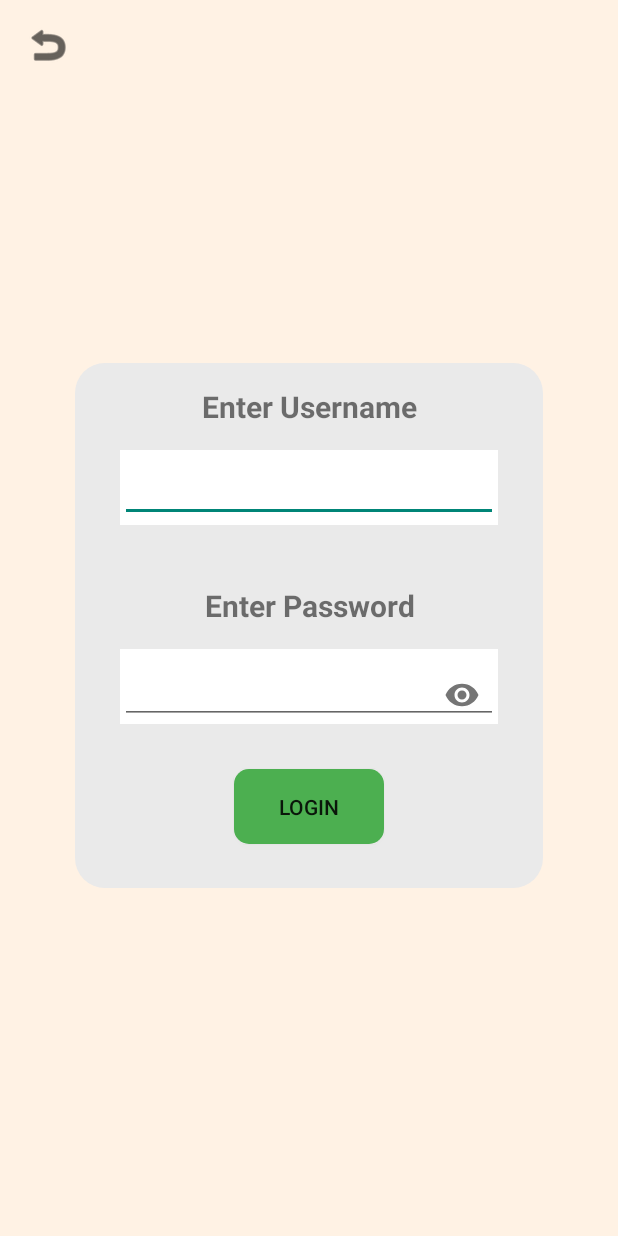
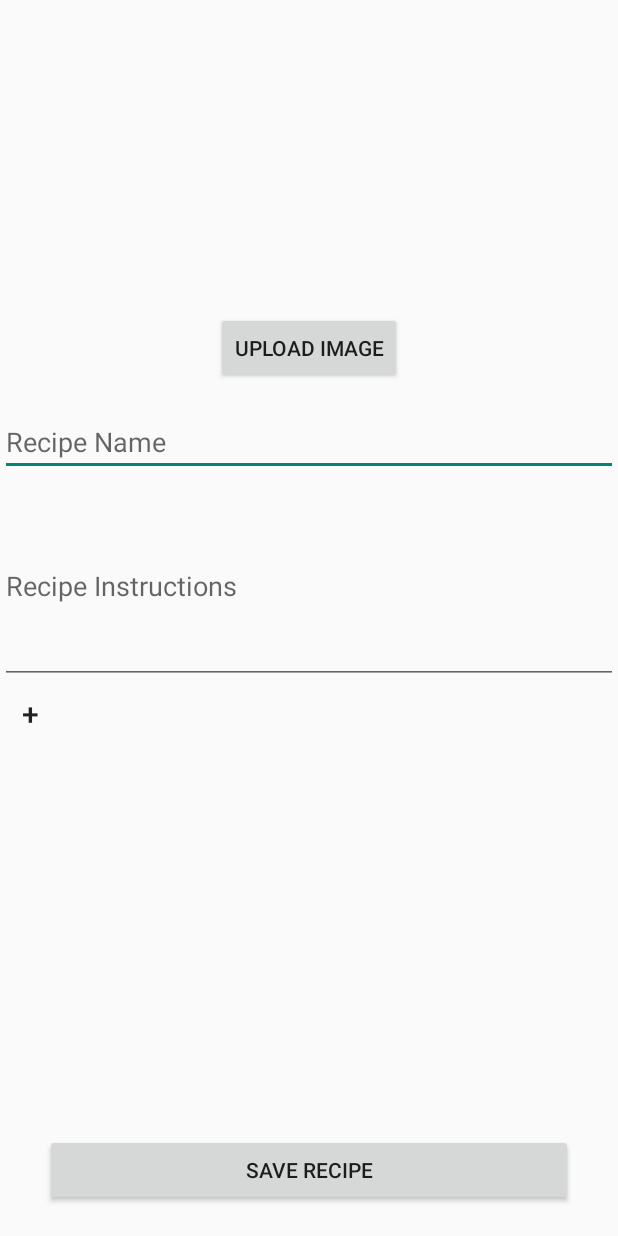
Before and after one commit to SeanCaoile/MobDeve, an Android app: the screen it shows after launch (LoginActivity before the commit, AddRecipeActivity after it), on a phone screen of 412 x 824 dp. Run offline under Robolectric (Android 15) with nearby library versions, the phone set to English and light mode, and no system bars; our stand-ins replace Firebase (no records; nobody signed in at launch, a user with empty details on screens opened directly); 1 statement that could not run was skipped.

Commit message:
adding recipes
image not done yet

```diff
--- /dev/null
+++ b/app/src/main/java/com/mobdeve/s13/caoile/sean/mc0/AddRecipeActivity.kt
@@ -0,0 +1,118 @@
+package com.mobdeve.s13.caoile.sean.mc0
+
+import android.os.Bundle
+import android.util.Log
+import android.view.LayoutInflater
+import android.widget.Button
+import android.widget.EditText
+import android.widget.ImageView
+import android.widget.LinearLayout
+import androidx.appcompat.app.AppCompatActivity
+import com.google.firebase.firestore.FirebaseFirestore
+
+class AddRecipeActivity : AppCompatActivity() {
+
+    private lateinit var imgRecipe: ImageView
+    private lateinit var btnUploadImage: Button
+    private lateinit var etRecipeName: EditText
+    private lateinit var etInstructions: EditText
+    private lateinit var llIngredients: LinearLayout
+    private lateinit var btnAddIngredient: Button
+    private lateinit var btnSaveRecipe: Button
+
+    private lateinit var ingredientsList: ArrayList<IngredientModel>
+    private val database = FirebaseFirestore.getInstance()
+    private val recipesRef = database.collection("recipes")
+
+    override fun onCreate(savedInstanceState: Bundle?) {
+        super.onCreate(savedInstanceState)
+        setContentView(R.layout.activity_add_recipe)
+
+        val username = intent.getStringExtra("USERNAME_KEY").toString()
+
+        // Find views
+        imgRecipe = findViewById(R.id.imgRecipe)
+        btnUploadImage = findViewById(R.id.btnUploadImage)
+        etRecipeName = findViewById(R.id.etRecipeName)
+        etInstructions = findViewById(R.id.etInstructions)
+        btnAddIngredient = findViewById(R.id.btnAddIngredient)
+        btnSaveRecipe = findViewById(R.id.btnSaveRecipe)
+        llIngredients = findViewById(R.id.llIngredientsContainer)
+
+
+        // Set click listener for btnSaveRecipe
+        btnSaveRecipe.setOnClickListener {
+            saveRecipeToFirebase(username)
+        }
+
+        // Set click listener for btnAddIngredient
+        btnAddIngredient.setOnClickListener {
+            Log.d("HELLO", "HELLO")
+            addRowDynamically()
+        }
+    }
+
+    private fun saveRecipeToFirebase(username: String) {
+        // Get values from UI elements
+        val recipeName = etRecipeName.text.toString()
+        val instructions = etInstructions.text.toString()
+        val ingredientsList = getIngredientsFromLayout()
+        val imageURL = "https://firebasestorage.googleapis.com/v0/b/mobdeve-s13--seancaoile.appspot.com/o/scrambledegg.png?alt=media&token=9280b7f7-eb0d-4570-93de-e51184cbcd12&_gl=1*8i2jt8*_ga*NTUxNzEzNDI5LjE2OTgwNjIzMzY.*_ga_CW55HF8NVT*MTY5OTMzOTYwNC4xNi4xLjE2OTkzNDE5OTAuNDIuMC4w"
+        // Create a Recipe object
+
+        val recipeDB = hashMapOf(
+            "creator" to username,
+            "imageURI" to imageURL,
+            "ingredients" to ingredientsList,
+            "instructions" to instructions,
+            "name" to recipeName
+        )
+        Log.d("Name", recipeName)
+        Log.d("Instruc", instructions)
+
+        recipesRef.add(recipeDB)
+            .addOnSuccessListener { documentReference ->
+                Log.d("AddRecipeActivity", "Recipe added with ID: ${documentReference.id}")
+                // Finish the activity or navigate to another screen
+                finish()
+            }
+            .addOnFailureListener { e ->
+                Log.e("AddRecipeActivity", "Error adding recipe", e)
+                // Handle the error, if necessary
+            }
+    }
+
+    private fun getIngredientsFromLayout(): ArrayList<IngredientModel> {
+        val ingredients = ArrayList<IngredientModel>()
+
+        // Iterate through each child of llIngredients
+        for (i in 0 until llIngredients.childCount) {
+            val rowView = llIngredients.getChildAt(i)
+            val etIngredientName = rowView.findViewById<EditText>(R.id.ingredientName)
+            val etQuantity = rowView.findViewById<EditText>(R.id.quantity)
+            val etMeasurement = rowView.findViewById<EditText>(R.id.measurement)
+
+            val ingredient = IngredientModel(
+                etIngredientName.text.toString(),
+                etQuantity.text.toString().toFloat(),
+                etMeasurement.text.toString()
+            )
+
+            ingredients.add(ingredient)
+        }
+
+        return ingredients
+    }
+    private fun addRowDynamically() {
+        val inflater = LayoutInflater.from(this)
+        val rowView = inflater.inflate(R.layout.add_ingredient_item, null)
+
+        val btnConfirm = rowView.findViewById<Button>(R.id.btnConfirm)
+        btnConfirm.setOnClickListener {
+            // Handle confirmation logic for the dynamically added row
+        }
+
+        llIngredients.addView(rowView)
+    }
+
+}
--- a/app/src/main/java/com/mobdeve/s13/caoile/sean/mc0/IngredientModel.kt
+++ b/app/src/main/java/com/mobdeve/s13/caoile/sean/mc0/IngredientModel.kt
@@ -2,7 +2,7 @@ package com.mobdeve.s13.caoile.sean.mc0;
 
 import java.io.Serializable
 
-class IngredientModel(name: String, quantity: Float, quantityType: String) : Serializable {
+class IngredientModel(name: String, quantity: Float?, quantityType: String) : Serializable {
     var ingredient = name
         private set
     var quantity = quantity
--- /dev/null
+++ b/app/src/main/res/layout/activity_add_recipe.xml
@@ -0,0 +1,82 @@
+<?xml version="1.0" encoding="utf-8"?>
+<androidx.constraintlayout.widget.ConstraintLayout
+    xmlns:android="http://schemas.android.com/apk/res/android"
+    xmlns:app="http://schemas.android.com/apk/res-auto"
+    android:layout_width="match_parent"
+    android:layout_height="match_parent">
+
+    <ImageView
+        android:id="@+id/imgRecipe"
+        android:layout_width="0dp"
+        android:layout_height="200dp"
+        android:scaleType="centerCrop"
+        app:layout_constraintTop_toTopOf="parent"
+        app:layout_constraintStart_toStartOf="parent"
+        app:layout_constraintEnd_toEndOf="parent"/>
+
+    <Button
+        android:id="@+id/btnUploadImage"
+        android:layout_width="wrap_content"
+        android:layout_height="wrap_content"
+        app:layout_constraintTop_toBottomOf="@id/imgRecipe"
+        app:layout_constraintStart_toStartOf="parent"
+        app:layout_constraintEnd_toEndOf="parent"
+        android:layout_marginTop="8dp"
+        android:text="Upload Image"/>
+
+    <EditText
+        android:id="@+id/etRecipeName"
+        android:layout_width="0dp"
+        android:layout_height="wrap_content"
+        app:layout_constraintTop_toBottomOf="@id/btnUploadImage"
+        app:layout_constraintStart_toStartOf="parent"
+        app:layout_constraintEnd_toEndOf="parent"
+        android:layout_marginTop="16dp"
+        android:hint="Recipe Name"/>
+
+    <EditText
+        android:id="@+id/etInstructions"
+        android:layout_width="0dp"
+        android:layout_height="wrap_content"
+        app:layout_constraintTop_toBottomOf="@id/etRecipeName"
+        app:layout_constraintStart_toStartOf="parent"
+        app:layout_constraintEnd_toEndOf="parent"
+        android:layout_marginTop="8dp"
+        android:hint="Recipe Instructions"
+        android:lines="5"
+        android:maxLines="10"
+        android:inputType="textMultiLine"/>
+
+    <Button
+        android:id="@+id/btnAddIngredient"
+        android:layout_width="40dp"
+        android:layout_height="40dp"
+        app:layout_constraintTop_toBottomOf="@id/etInstructions"
+        app:layout_constraintStart_toStartOf="parent"
+        android:layout_marginTop="0dp"
+        android:text="+"
+        android:textSize="20sp"
+        android:background="?android:attr/selectableItemBackground"
+        android:padding="4dp"/>
+
+    <LinearLayout
+        android:id="@+id/llIngredientsContainer"
+        android:layout_width="match_parent"
+        android:layout_height="wrap_content"
+        android:orientation="vertical"
+        android:padding="16dp"
+        app:layout_constraintTop_toBottomOf="@id/btnAddIngredient">
+    </LinearLayout>
+
+    <Button
+        android:id="@+id/btnSaveRecipe"
+        android:layout_width="0dp"
+        android:layout_height="wrap_content"
+        app:layout_constraintBottom_toBottomOf="parent"
+        app:layout_constraintStart_toStartOf="parent"
+        app:layout_constraintEnd_toEndOf="parent"
+        android:layout_marginBottom="20dp"
+        android:layout_marginHorizontal="30dp"
+        android:text="Save Recipe"/>
+
+</androidx.constraintlayout.widget.ConstraintLayout>
```
Also changed, not shown: app/src/main/AndroidManifest.xml (+10 -0 lines), app/src/main/java/com/mobdeve/s13/caoile/sean/mc0/IngredientsAdapter.kt (added, +67 -0 lines), app/src/main/java/com/mobdeve/s13/caoile/sean/mc0/RecipeListFragment.kt (+10 -0 lines), app/src/main/res/layout/add_ingredient_item.xml (added, +35 -0 lines), app/src/main/res/layout/fragment_recipes.xml (+13 -9 lines).
